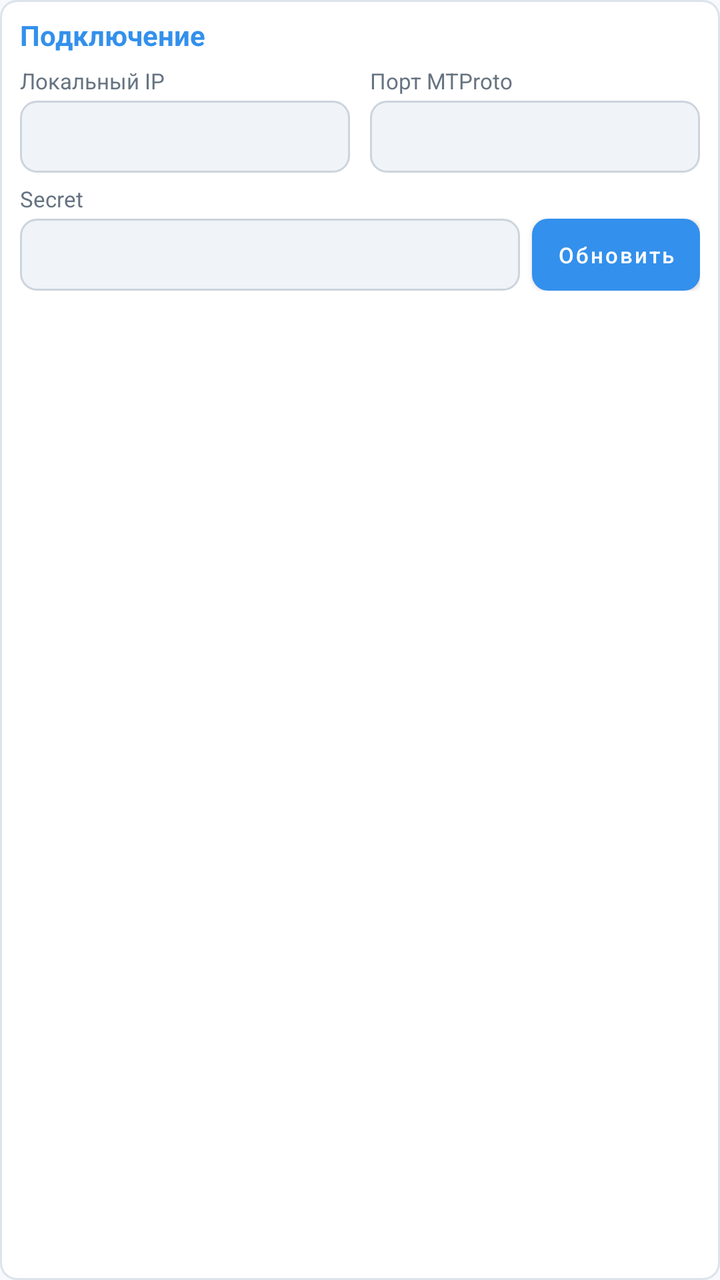
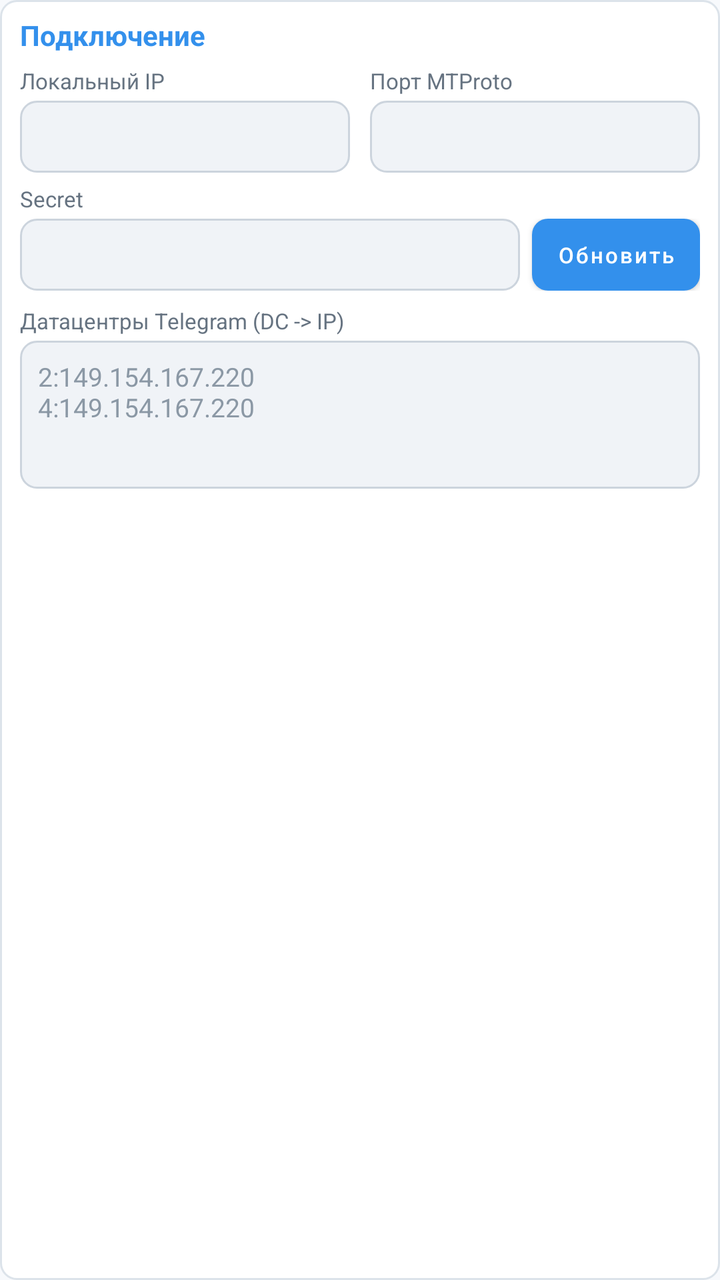

Compare the two renders of this Android layout. The source of the first and the diff that turns it into the second are given below.
<!-- AndroidManifest.xml: application theme AppTheme -->
<!-- res/layout/view_connection.xml -->
<?xml version="1.0" encoding="utf-8"?>
<LinearLayout xmlns:android="http://schemas.android.com/apk/res/android"
    android:layout_width="match_parent"
    android:layout_height="wrap_content"
    android:layout_marginTop="8dp"
    android:background="@drawable/card_bg"
    android:orientation="vertical"
    android:padding="10dp">

    <TextView
        android:layout_width="wrap_content"
        android:layout_height="wrap_content"
        android:includeFontPadding="false"
        android:text="@string/connection"
        android:textColor="@color/accent"
        android:textSize="14sp"
        android:textStyle="bold" />

    <LinearLayout
        android:layout_width="match_parent"
        android:layout_height="wrap_content"
        android:layout_marginTop="8dp"
        android:baselineAligned="false"
        android:orientation="horizontal">

        <LinearLayout
            android:layout_width="0dp"
            android:layout_height="wrap_content"
            android:layout_marginEnd="5dp"
            android:layout_weight="1"
            android:orientation="vertical">

            <TextView
                android:layout_width="wrap_content"
                android:layout_height="wrap_content"
                android:includeFontPadding="false"
                android:text="@string/local_ip"
                android:textColor="@color/text_secondary"
                android:textSize="11sp" />

            <EditText
                android:id="@+id/et_custom_ip"
                android:layout_width="match_parent"
                android:layout_height="36dp"
                android:layout_marginTop="3dp"
                android:background="@drawable/edit_bg"
                android:inputType="textUri"
                android:paddingStart="9dp"
                android:paddingEnd="9dp"
                android:singleLine="true"
                android:textColor="@color/text_primary"
                android:textColorHint="@color/text_hint"
                android:textSize="13sp" />
        </LinearLayout>

        <LinearLayout
            android:layout_width="0dp"
            android:layout_height="wrap_content"
            android:layout_marginStart="5dp"
            android:layout_weight="1"
            android:orientation="vertical">

            <TextView
                android:layout_width="wrap_content"
                android:layout_height="wrap_content"
                android:includeFontPadding="false"
                android:text="@string/mtproto_port"
                android:textColor="@color/text_secondary"
                android:textSize="11sp" />

            <EditText
                android:id="@+id/et_custom_port"
                android:layout_width="match_parent"
                android:layout_height="36dp"
                android:layout_marginTop="3dp"
                android:background="@drawable/edit_bg"
                android:inputType="number"
                android:paddingStart="9dp"
                android:paddingEnd="9dp"
                android:singleLine="true"
                android:textColor="@color/text_primary"
                android:textColorHint="@color/text_hint"
                android:textSize="13sp" />
        </LinearLayout>
    </LinearLayout>

    <TextView
        android:layout_width="wrap_content"
        android:layout_height="wrap_content"
        android:layout_marginTop="7dp"
        android:includeFontPadding="false"
        android:text="@string/secret"
        android:textColor="@color/text_secondary"
        android:textSize="11sp" />

    <LinearLayout
        android:layout_width="match_parent"
        android:layout_height="36dp"
        android:layout_marginTop="3dp"
        android:orientation="horizontal">

        <EditText
            android:id="@+id/et_secret"
            android:layout_width="0dp"
            android:layout_height="match_parent"
            android:layout_marginEnd="6dp"
            android:layout_weight="1"
            android:background="@drawable/edit_bg"
            android:fontFamily="monospace"
            android:inputType="textNoSuggestions"
            android:paddingStart="9dp"
            android:paddingEnd="9dp"
            android:singleLine="true"
            android:textColor="@color/text_primary"
            android:textColorHint="@color/text_hint"
            android:textSize="12sp" />

        <Button
            android:id="@+id/btn_regenerate_secret"
            android:layout_width="84dp"
            android:layout_height="match_parent"
            android:background="@drawable/btn_start_bg"
            android:minWidth="0dp"
            android:minHeight="0dp"
            android:paddingStart="4dp"
            android:paddingEnd="4dp"
            android:text="@string/regenerate"
            android:textAllCaps="false"
            android:textColor="@color/button_text"
            android:textSize="11sp" />
    </LinearLayout>
</LinearLayout>
<!-- resources referenced by this layout -->
<resources>
  <color name="accent">#3390EC</color>
  <color name="button_text">#FFFFFF</color>
  <color name="text_hint">#8B98A5</color>
  <color name="text_primary">#101820</color>
  <color name="text_secondary">#667381</color>
  <!-- drawable btn_start_bg (drawable) -->
  <?xml version="1.0" encoding="utf-8"?>
  <shape xmlns:android="http://schemas.android.com/apk/res/android"
      android:shape="rectangle">
      <solid android:color="@color/accent" />
      <corners android:radius="8dp" />
  </shape>
  <!-- drawable card_bg (drawable) -->
  <?xml version="1.0" encoding="utf-8"?>
  <shape xmlns:android="http://schemas.android.com/apk/res/android"
      android:shape="rectangle">
      <solid android:color="@color/card" />
      <corners android:radius="8dp" />
      <stroke
          android:width="1dp"
          android:color="@color/card_border" />
  </shape>
  <!-- drawable edit_bg (drawable) -->
  <?xml version="1.0" encoding="utf-8"?>
  <shape xmlns:android="http://schemas.android.com/apk/res/android"
      android:shape="rectangle">
      <solid android:color="@color/input_bg" />
      <corners android:radius="8dp" />
      <stroke
          android:width="1dp"
          android:color="@color/input_border" />
  </shape>
  <string name="connection">Подключение</string>
  <string name="local_ip">Локальный IP</string>
  <string name="mtproto_port">Порт MTProto</string>
  <string name="regenerate">Обновить</string>
  <string name="secret">Secret</string>
  <style name="AppTheme" parent="Theme.MaterialComponents.DayNight.NoActionBar">
          <item name="colorPrimary">@color/accent</item>
          <item name="colorPrimaryDark">@color/background</item>
          <item name="colorAccent">@color/accent</item>
          <item name="android:windowBackground">@color/background</item>
          <item name="android:statusBarColor">@color/background</item>
          <item name="android:navigationBarColor">@color/background</item>
          <item name="android:forceDarkAllowed">false</item>
      </style>
  <color name="card">#FFFFFF</color>
  <color name="card_border">#DCE3EA</color>
  <color name="input_bg">#F0F3F7</color>
  <color name="input_border">#CCD4DD</color>
  <color name="background">#F7F9FC</color>
</resources>

<!-- the commit's change to res/layout/view_connection.xml (unified diff, before → after) -->
@@ -129,4 +129,27 @@
             android:textColor="@color/button_text"
             android:textSize="11sp" />
     </LinearLayout>
+
+    <TextView
+        android:layout_width="wrap_content"
+        android:layout_height="wrap_content"
+        android:layout_marginTop="9dp"
+        android:includeFontPadding="false"
+        android:text="@string/dc_rules"
+        android:textColor="@color/text_secondary"
+        android:textSize="11sp" />
+
+    <EditText
+        android:id="@+id/et_dc_rules"
+        android:layout_width="match_parent"
+        android:layout_height="74dp"
+        android:layout_marginTop="3dp"
+        android:background="@drawable/edit_bg"
+        android:gravity="top|start"
+        android:hint="@string/dc_rules_hint"
+        android:inputType="textMultiLine|textNoSuggestions"
+        android:padding="9dp"
+        android:textColor="@color/text_primary"
+        android:textColorHint="@color/text_hint"
+        android:textSize="13sp" />
 </LinearLayout>
<!-- resource entries referenced after the edit -->
@@ -33,6 +33,8 @@
           android:color="@color/input_border" />
   </shape>
   <string name="connection">Подключение</string>
+  <string name="dc_rules">Датацентры Telegram (DC -&gt; IP)</string>
+  <string name="dc_rules_hint">2:149.154.167.220\n4:149.154.167.220</string>
   <string name="local_ip">Локальный IP</string>
   <string name="mtproto_port">Порт MTProto</string>
   <string name="regenerate">Обновить</string>
